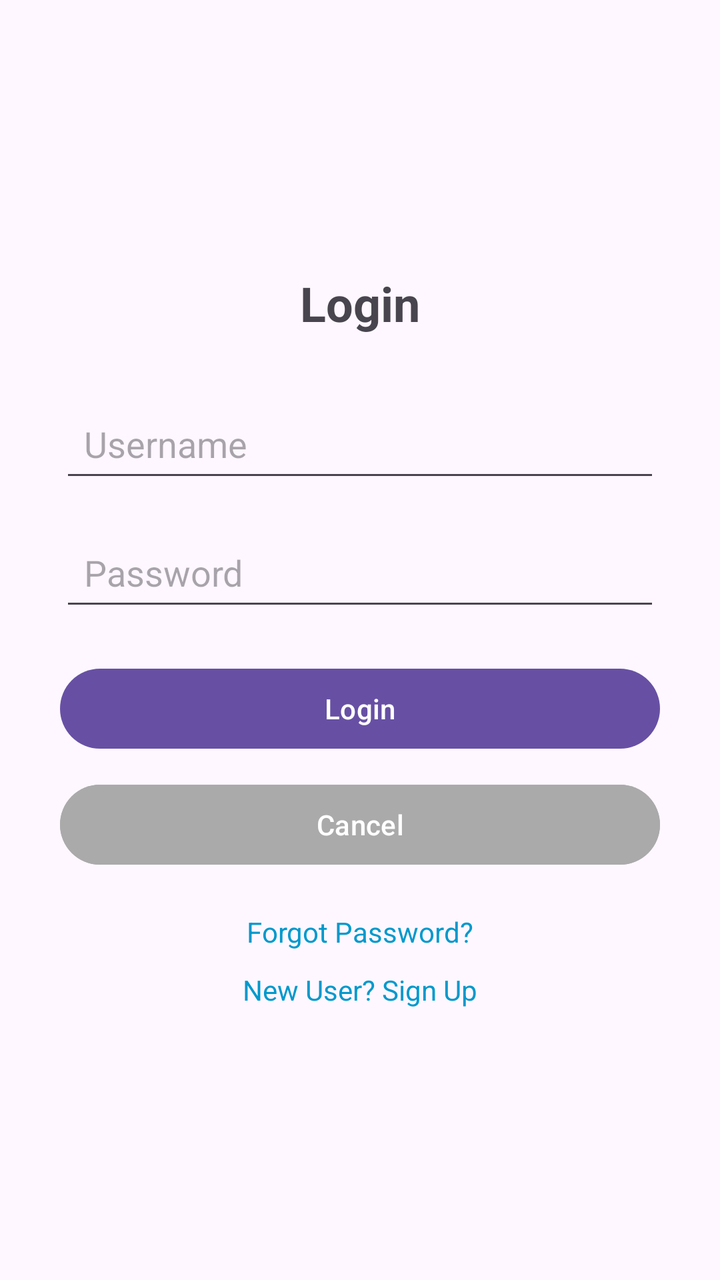
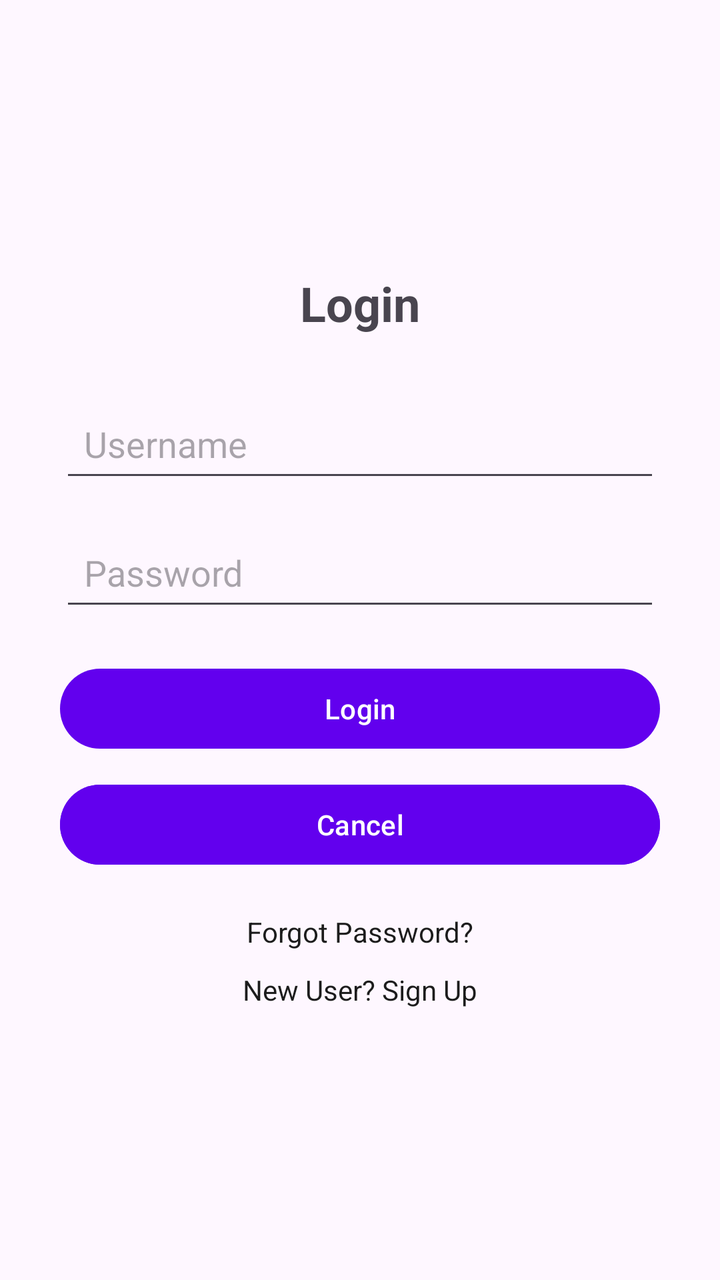

Screens rendered from an Android XML layout before and after an edit, with the pre-edit source and the edit as a unified diff.
<!-- AndroidManifest.xml: application theme Theme.HomeService -->
<!-- res/layout/activity_login.xml -->
<?xml version="1.0" encoding="utf-8"?>
<LinearLayout xmlns:android="http://schemas.android.com/apk/res/android"
    android:layout_width="match_parent"
    android:layout_height="match_parent"
    android:orientation="vertical"
    android:gravity="center"
    android:padding="30dp">

    <TextView
        android:layout_width="wrap_content"
        android:layout_height="wrap_content"
        android:text="Login"
        android:textSize="24sp"
        android:textStyle="bold"
        android:layout_marginBottom="30dp" />

    <EditText
        android:id="@+id/etUsername"
        android:layout_width="match_parent"
        android:layout_height="wrap_content"
        android:hint="Username"
        android:padding="12dp"
        android:layout_marginBottom="16dp" />

    <EditText
        android:id="@+id/etPassword"
        android:layout_width="match_parent"
        android:layout_height="wrap_content"
        android:hint="Password"
        android:inputType="textPassword"
        android:padding="12dp"
        android:layout_marginBottom="20dp" />

    <Button
        android:id="@+id/btnLogin"
        android:layout_width="match_parent"
        android:layout_height="wrap_content"
        android:text="Login" />

    <Button
        android:id="@+id/btnCancel"
        android:layout_width="match_parent"
        android:layout_height="wrap_content"
        android:text="Cancel"
        android:backgroundTint="@android:color/darker_gray"
        android:layout_marginTop="10dp" />

    <TextView
        android:id="@+id/tvForgotPassword"
        android:layout_width="wrap_content"
        android:layout_height="wrap_content"
        android:text="Forgot Password?"
        android:textColor="@android:color/holo_blue_dark"
        android:layout_marginTop="20dp" />

    <TextView
        android:id="@+id/tvSignup"
        android:layout_width="wrap_content"
        android:layout_height="wrap_content"
        android:text="New User? Sign Up"
        android:textColor="@android:color/holo_blue_dark"
        android:layout_marginTop="10dp" />

</LinearLayout>
<!-- resources referenced by this layout -->
<resources>
  <style name="Theme.HomeService" parent="Base.Theme.HomeService" />
  <style name="Base.Theme.HomeService" parent="Theme.Material3.DayNight.NoActionBar">
          
          
      </style>
</resources>

<!-- the commit's change to res/layout/activity_login.xml (unified diff, before → after) -->
@@ -42,7 +42,7 @@
         android:layout_width="match_parent"
         android:layout_height="wrap_content"
         android:text="Cancel"
-        android:backgroundTint="@android:color/darker_gray"
+        android:backgroundTint="@color/purple_500"
         android:layout_marginTop="10dp" />
 
     <TextView
@@ -50,7 +50,7 @@
         android:layout_width="wrap_content"
         android:layout_height="wrap_content"
         android:text="Forgot Password?"
-        android:textColor="@android:color/holo_blue_dark"
+        android:textColor="@color/text_primary"
         android:layout_marginTop="20dp" />
 
     <TextView
@@ -58,7 +58,7 @@
         android:layout_width="wrap_content"
         android:layout_height="wrap_content"
         android:text="New User? Sign Up"
-        android:textColor="@android:color/holo_blue_dark"
+        android:textColor="@color/text_primary"
         android:layout_marginTop="10dp" />
 
 </LinearLayout>
<!-- resource entries referenced after the edit -->
@@ -1,9 +1,22 @@
 <!-- resources referenced by this layout -->
 <resources>
-  <style name="Theme.HomeService" parent="Base.Theme.HomeService" />
-  <style name="Base.Theme.HomeService" parent="Theme.Material3.DayNight.NoActionBar">
-          
-          
+  <color name="purple_500">#6200EE</color>
+  <color name="text_primary">#1C1C1C</color>
+  <style name="Theme.HomeService" parent="Theme.Material3.DayNight.NoActionBar">
+          <item name="colorPrimary">@color/purple_500</item>
+          <item name="colorPrimaryVariant">@color/purple_700</item>
+          <item name="colorOnPrimary">@color/white</item>
+          <item name="colorSecondary">@color/teal_200</item>
+          <item name="colorSecondaryVariant">@color/teal_700</item>
+          <item name="colorOnSecondary">@color/black</item>
+          <item name="android:statusBarColor">?attr/colorPrimaryVariant</item>
+          <item name="android:windowLightStatusBar">true</item>
+          <item name="android:navigationBarColor">?android:attr/colorBackground</item>
       </style>
+  <color name="purple_700">#3700B3</color>
+  <color name="white">#FFFFFFFF</color>
+  <color name="teal_200">#03DAC5</color>
+  <color name="teal_700">#018786</color>
+  <color name="black">#FF000000</color>
 </resources>
 
